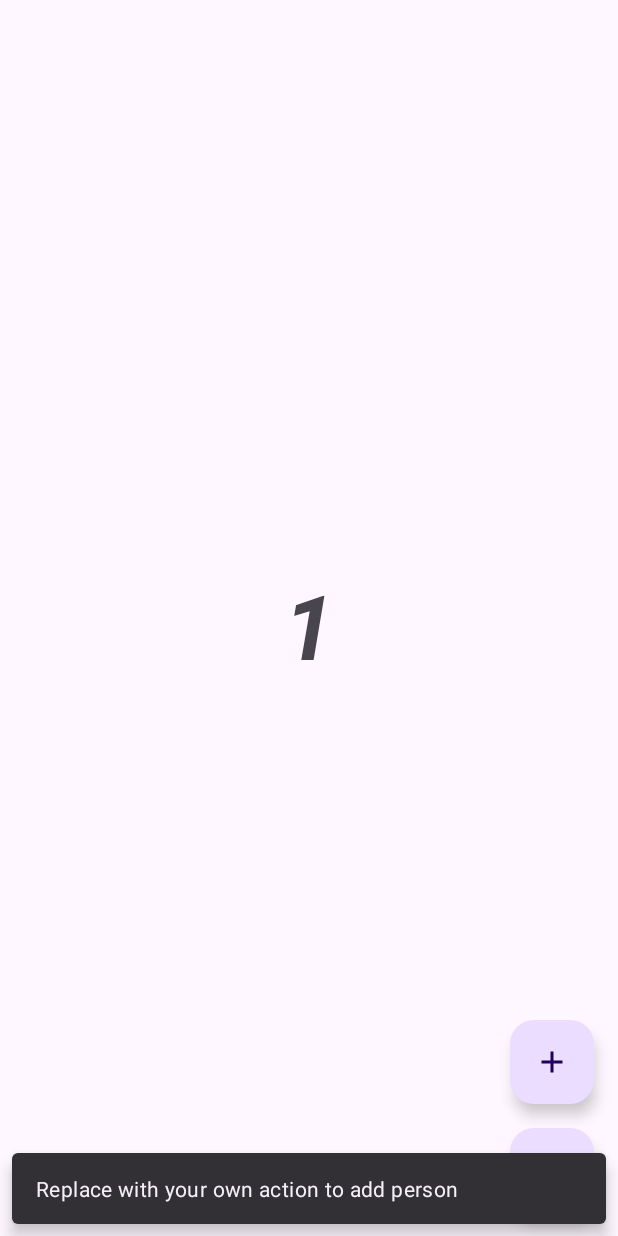
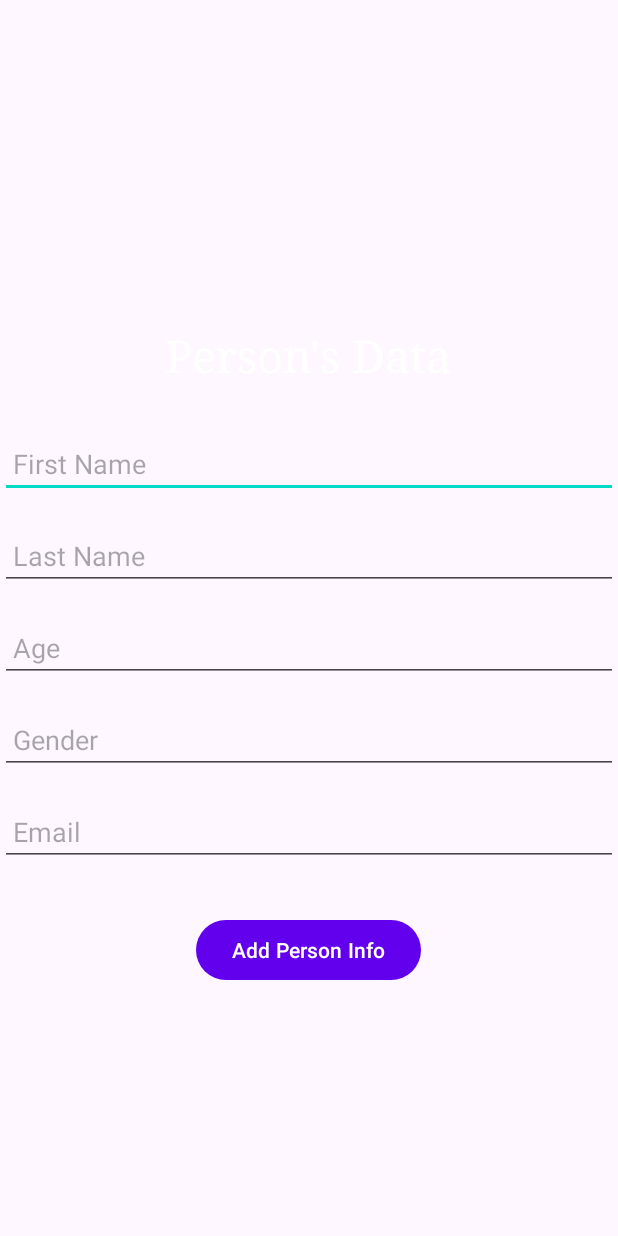
Before and after one commit to mlscvitpune/Development-App, an Android app: the fragment HomeFragment shown on its own in the app's theme, after a tap on an icon or button, on a phone screen of 412 x 824 dp. Run offline under Robolectric (Android 15) with nearby library versions, the phone set to English and light mode, and no system bars; our stand-ins replace Room's generated code; 1 other tap on this screen came first.

Commit message:
Implemented rooms db to store person's information and implemented insert function for db

```diff
--- /dev/null
+++ b/app/src/main/java/com/neilkrishna/basicapplication/AddPeopleInfoActivity.kt
@@ -0,0 +1,55 @@
+package com.neilkrishna.basicapplication
+
+import androidx.appcompat.app.AppCompatActivity
+import android.os.Bundle
+import android.util.Log
+import android.view.View
+import android.widget.Toast
+import androidx.lifecycle.Observer
+import androidx.room.Room
+import com.neilkrishna.basicapplication.databinding.ActivityAddPeopleInfoBinding
+import kotlinx.coroutines.Dispatchers
+import kotlinx.coroutines.GlobalScope
+import kotlinx.coroutines.launch
+
+class AddPeopleInfoActivity : AppCompatActivity() {
+    lateinit var database: PersonDatabase
+    private lateinit var binding: ActivityAddPeopleInfoBinding
+    override fun onCreate(savedInstanceState: Bundle?) {
+        super.onCreate(savedInstanceState)
+        binding = ActivityAddPeopleInfoBinding.inflate(layoutInflater)
+        setContentView(binding.root)
+        database=PersonDatabase.getDatabase(this)
+        binding.btnAddPersonInfo.setOnClickListener{
+
+            addPerson()}
+
+    }
+
+    private fun addPerson() {
+        val firstName = binding.etFirstName.text.toString()
+        val lastName = binding.etLastName.text.toString()
+        val age = binding.etAge.text.toString()
+        val gender = binding.etGender.text.toString()
+        val email = binding.etEmail.text.toString()
+
+        if(firstName.isNotEmpty() && lastName.isNotEmpty() && age.isNotEmpty()  && gender.isNotEmpty() && email.isNotEmpty()    ) {
+            val person = Person(0, firstName, lastName, age.toInt(), gender, email)
+
+            GlobalScope.launch(Dispatchers.IO)
+            {
+                database.personDao().insertPerson(person)
+            }
+
+            binding.etAge.text.clear()
+            binding.etGender.text.clear()
+            binding.etEmail.text.clear()
+            binding.etFirstName.text.clear()
+            binding.etLastName.text.clear()
+            Toast.makeText(this@AddPeopleInfoActivity,"Successfully written",Toast.LENGTH_SHORT).show()
+        }else Toast.makeText(this@AddPeopleInfoActivity,"PLease Enter Data",Toast.LENGTH_SHORT).show()
+
+    }
+
+
+}
--- /dev/null
+++ b/app/src/main/java/com/neilkrishna/basicapplication/PersonDAO.kt
@@ -0,0 +1,17 @@
+package com.neilkrishna.basicapplication
+
+import androidx.lifecycle.LiveData
+import androidx.room.Dao
+import androidx.room.Insert
+import androidx.room.Query
+
+@Dao
+interface PersonDAO {
+    @Insert
+     fun insertPerson(person : Person)
+
+    @Query("SELECT * FROM person")
+    fun getPerson() : LiveData<List<Person>>
+
+
+}
--- /dev/null
+++ b/app/src/main/java/com/neilkrishna/basicapplication/PersonDatabase.kt
@@ -0,0 +1,37 @@
+package com.neilkrishna.basicapplication
+
+import android.content.Context
+import androidx.room.Database
+import androidx.room.Room
+import androidx.room.RoomDatabase
+
+@Database(entities = [Person::class], version = 1)
+
+abstract class PersonDatabase : RoomDatabase() {
+
+    abstract fun personDao() : PersonDAO
+
+    companion object{
+
+        @Volatile
+        private var INSTANCE : PersonDatabase? = null
+
+        fun getDatabase(context:Context):PersonDatabase{
+            val tempInstance = INSTANCE
+            if(tempInstance != null){
+                return tempInstance
+            }
+            synchronized(this){
+                val instance = Room.databaseBuilder(
+                    context.applicationContext,
+                    PersonDatabase::class.java,
+                    "PersonINFO"
+                ).build()
+                INSTANCE = instance
+                return instance
+            }
+        }
+
+    }
+
+}
--- a/app/src/main/java/com/neilkrishna/basicapplication/ui/home/HomeFragment.kt
+++ b/app/src/main/java/com/neilkrishna/basicapplication/ui/home/HomeFragment.kt
@@ -1,5 +1,6 @@
 package com.neilkrishna.basicapplication.ui.home
 
+import android.content.Intent
 import android.os.Bundle
 import android.view.LayoutInflater
 import android.view.View
@@ -9,6 +10,7 @@ import androidx.fragment.app.viewModels
 import androidx.lifecycle.ViewModelProvider
 import androidx.lifecycle.lifecycleScope
 import com.google.android.material.snackbar.Snackbar
+import com.neilkrishna.basicapplication.AddPeopleInfoActivity
 import com.neilkrishna.basicapplication.databinding.FragmentHomeBinding
 
 class HomeFragment : Fragment() {
@@ -44,9 +46,9 @@ class HomeFragment : Fragment() {
             viewModel.increaseCountByOne()
         }
 
-        binding.addPeople.setOnClickListener { view2 ->
-            Snackbar.make(view2, "Replace with your own action to add person", Snackbar.LENGTH_LONG)
-                .setAction("Action", null).show()
+        binding.addPeople.setOnClickListener {
+            val intent = Intent( this@HomeFragment.requireContext(), AddPeopleInfoActivity::class.java )
+            startActivity(intent)
         }
     }
 
--- /dev/null
+++ b/app/src/main/res/layout/activity_add_people_info.xml
@@ -0,0 +1,74 @@
+<?xml version="1.0" encoding="utf-8"?>
+<androidx.appcompat.widget.LinearLayoutCompat xmlns:android="http://schemas.android.com/apk/res/android"
+    xmlns:app="http://schemas.android.com/apk/res-auto"
+    xmlns:tools="http://schemas.android.com/tools"
+    android:layout_width="match_parent"
+    android:layout_height="match_parent"
+    tools:context=".AddPeopleInfoActivity"
+    android:orientation="vertical"
+    android:layout_gravity="center"
+    android:gravity="center"
+    android:layout_margin="30dp">
+
+
+
+    <TextView
+        android:id="@+id/textView"
+        android:layout_width="wrap_content"
+        android:layout_height="wrap_content"
+        android:layout_marginTop="50dp"
+        android:fontFamily="serif"
+        android:text="Person's Data"
+        android:textColor="@color/white"
+        android:textSize="30dp"
+        android:layout_marginBottom="30dp"
+        app:layout_constraintLeft_toLeftOf="parent"
+        app:layout_constraintRight_toRightOf="parent"
+        app:layout_constraintTop_toTopOf="parent" />
+
+    <EditText
+        android:id="@+id/et_first_name"
+        android:hint= " First Name"
+        android:layout_marginBottom="16dp"
+        android:layout_width="match_parent"
+        android:layout_height="wrap_content"
+        />
+    <EditText
+        android:id="@+id/et_last_name"
+        android:hint= " Last Name"
+        android:layout_marginBottom="16dp"
+        android:layout_width="match_parent"
+        android:layout_height="wrap_content"
+
+        />
+    <EditText
+        android:id="@+id/et_age"
+        android:hint= " Age"
+        android:layout_width="match_parent"
+        android:layout_height="wrap_content"
+        android:layout_marginBottom="16dp"
+        />
+    <EditText
+        android:id="@+id/et_gender"
+        android:hint= " Gender"
+        android:layout_width="match_parent"
+        android:layout_height="wrap_content"
+        android:layout_marginBottom="16dp"
+        />
+    <EditText
+        android:id="@+id/et_email"
+        android:hint= " Email"
+        android:layout_width="match_parent"
+        android:layout_height="wrap_content"
+        android:layout_marginBottom="16dp"
+        />
+
+    <Button
+        android:id="@+id/btn_add_person_info"
+        android:layout_width="wrap_content"
+        android:layout_height="wrap_content"
+        android:layout_marginTop="16dp"
+        android:text = "Add Person Info"
+        />
+
+</androidx.appcompat.widget.LinearLayoutCompat>
```
Also changed, not shown: app/build.gradle (+11 -0 lines), app/src/main/AndroidManifest.xml (+4 -3 lines), app/src/main/java/com/neilkrishna/basicapplication/Person.kt (added, +15 -0 lines).
